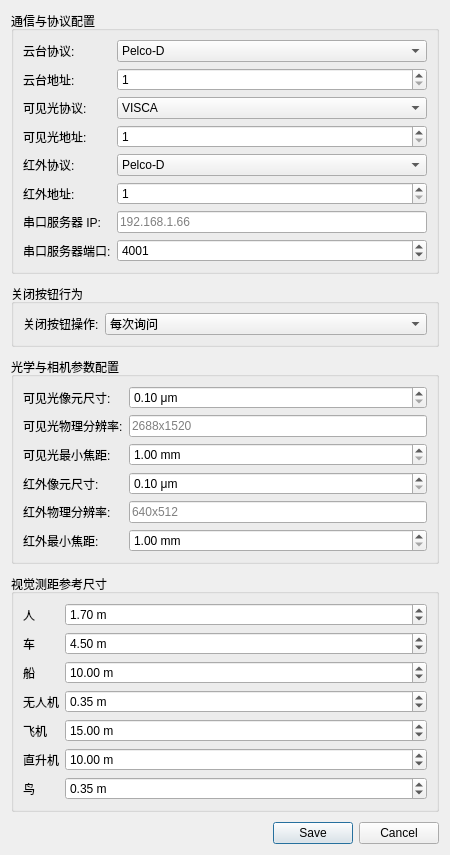
Above: ui/settingsdialog.ui from xiexianwang/T_JSON before the change. Below: the same form after it.
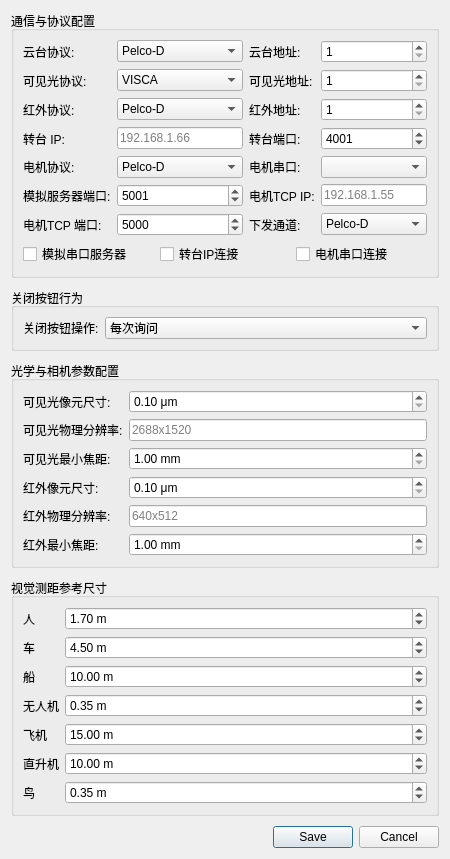
That is the form after the change.

Commit message: feat: consolidate updates for single-device, motor control and bug fixes

```diff
--- a/ui/settingsdialog.ui
+++ b/ui/settingsdialog.ui
@@ -7,7 +7,7 @@
     <x>0</x>
     <y>0</y>
     <width>450</width>
-    <height>600</height>
+    <height>791</height>
    </rect>
   </property>
   <property name="windowTitle">
@@ -22,7 +22,7 @@
      <property name="title">
       <string>通信与协议配置</string>
      </property>
-     <layout class="QFormLayout" name="formLayout_comm">
+     <layout class="QGridLayout" name="gridLayout_comm">
       <item row="0" column="0">
        <widget class="QLabel" name="label">
         <property name="text"><string>云台协议:</string></property>
@@ -35,90 +35,177 @@
         <item><property name="text"><string>N-MD</string></property></item>
        </widget>
       </item>
-      
-      <item row="1" column="0">
+      <item row="0" column="2">
        <widget class="QLabel" name="label_2">
         <property name="text"><string>云台地址:</string></property>
        </widget>
       </item>
-      <item row="1" column="1">
+      <item row="0" column="3">
        <widget class="QSpinBox" name="spinPtzAddress">
         <property name="minimum"><number>1</number></property>
         <property name="maximum"><number>255</number></property>
        </widget>
       </item>
-      
-      <item row="2" column="0">
+
+      <item row="1" column="0">
        <widget class="QLabel" name="label_3">
         <property name="text"><string>可见光协议:</string></property>
        </widget>
       </item>
-      <item row="2" column="1">
+      <item row="1" column="1">
        <widget class="QComboBox" name="comboVisProtocol">
         <item><property name="text"><string>VISCA</string></property></item>
        </widget>
       </item>
-      
-      <item row="3" column="0">
+      <item row="1" column="2">
        <widget class="QLabel" name="label_4">
         <property name="text"><string>可见光地址:</string></property>
        </widget>
       </item>
-      <item row="3" column="1">
+      <item row="1" column="3">
        <widget class="QSpinBox" name="spinVisAddress">
         <property name="minimum"><number>1</number></property>
         <property name="maximum"><number>255</number></property>
        </widget>
       </item>
-      
-      <item row="4" column="0">
+
+      <item row="2" column="0">
        <widget class="QLabel" name="label_5">
         <property name="text"><string>红外协议:</string></property>
        </widget>
       </item>
-      <item row="4" column="1">
+      <item row="2" column="1">
        <widget class="QComboBox" name="comboIrProtocol">
         <item><property name="text"><string>Pelco-D</string></property></item>
         <item><property name="text"><string>IRAY</string></property></item>
        </widget>
       </item>
-      
-      <item row="5" column="0">
+      <item row="2" column="2">
        <widget class="QLabel" name="label_6">
         <property name="text"><string>红外地址:</string></property>
        </widget>
       </item>
-      <item row="5" column="1">
+      <item row="2" column="3">
        <widget class="QSpinBox" name="spinIrAddress">
         <property name="minimum"><number>1</number></property>
         <property name="maximum"><number>255</number></property>
        </widget>
       </item>
-      
-      <item row="6" column="0">
+
+      <item row="3" column="0">
        <widget class="QLabel" name="label_7">
-        <property name="text"><string>串口服务器 IP:</string></property>
+        <property name="text">
+         <string>转台 IP:</string>
+        </property>
        </widget>
       </item>
-      <item row="6" column="1">
+      <item row="3" column="1">
        <widget class="QLineEdit" name="editSerialIp">
         <property name="placeholderText"><string>192.168.1.66</string></property>
        </widget>
       </item>
-      
-      <item row="7" column="0">
+      <item row="3" column="2">
        <widget class="QLabel" name="label_8">
-        <property name="text"><string>串口服务器端口:</string></property>
+        <property name="text">
+         <string>转台端口:</string>
+        </property>
        </widget>
       </item>
-       <item row="7" column="1">
+      <item row="3" column="3">
         <widget class="QSpinBox" name="spinSerialPort">
          <property name="minimum"><number>1</number></property>
          <property name="maximum"><number>65535</number></property>
          <property name="value"><number>4001</number></property>
         </widget>
        </item>
-      </layout>
+
+      <item row="4" column="0">
+       <widget class="QLabel" name="label_16">
+        <property name="text">
+         <string>电机协议:</string>
+        </property>
+       </widget>
+      </item>
+      <item row="4" column="1">
+       <widget class="QComboBox" name="comboMotorProtocol">
+        <item><property name="text"><string>Pelco-D</string></property></item>
+        <item><property name="text"><string>MODBUS-RTU</string></property></item>
+        <item><property name="text"><string>STM32-TCP-V4.0</string></property></item>
+       </widget>
+      </item>
+      <item row="4" column="2">
+       <widget class="QLabel" name="label_17">
+        <property name="text">
+         <string>电机串口:</string>
+        </property>
+       </widget>
+      </item>
+      <item row="4" column="3">
+       <widget class="QComboBox" name="comboMotorPort"/>
+      </item>
+
+      <item row="5" column="0">
+       <widget class="QLabel" name="label_18">
+        <property name="text">
+         <string>模拟服务器端口:</string>
+        </property>
+       </widget>
+      </item>
+      <item row="5" column="1">
+       <widget class="QSpinBox" name="spinMockServerPort">
+        <property name="minimum"><number>1</number></property>
+        <property name="maximum"><number>65535</number></property>
+        <property name="value"><number>5001</number></property>
+       </widget>
+      </item>
+      <item row="5" column="2">
+       <widget class="QLabel" name="label_22">
+        <property name="text">
+         <string>电机TCP IP:</string>
+        </property>
+       </widget>
+      </item>
+      <item row="5" column="3">
+       <widget class="QLineEdit" name="editMotorTcpIp">
+        <property name="placeholderText"><string>192.168.1.55</string></property>
+       </widget>
+      </item>
+
+      <item row="6" column="0">
+       <widget class="QLabel" name="label_23">
+        <property name="text">
+         <string>电机TCP 端口:</string>
+        </property>
+       </widget>
+      </item>
+      <item row="6" column="1">
+       <widget class="QSpinBox" name="spinMotorTcpPort">
+        <property name="minimum"><number>1</number></property>
+        <property name="maximum"><number>65535</number></property>
+        <property name="value"><number>5000</number></property>
+       </widget>
+      </item>
+      <item row="6" column="2">
+       <widget class="QLabel" name="label_motor_channel">
+        <property name="text">
+         <string>下发通道:</string>
+        </property>
+       </widget>
+      </item>
+      <item row="6" column="3">
+       <widget class="QComboBox" name="comboMotorCommandChannel">
+        <item><property name="text"><string>Pelco-D</string></property></item>
+        <item><property name="text"><string>串口</string></property></item>
+       </widget>
+      </item>
+      <item row="7" column="0" colspan="4">
+       <layout class="QHBoxLayout" name="horizontalLayout_enabled">
+        <item><widget class="QCheckBox" name="checkSerialServerEnabled"><property name="text"><string>模拟串口服务器</string></property></widget></item>
+        <item><widget class="QCheckBox" name="checkTurntableIpEnabled"><property name="text"><string>转台IP连接</string></property></widget></item>
+        <item><widget class="QCheckBox" name="checkMotorSerialEnabled"><property name="text"><string>电机串口连接</string></property></widget></item>
+       </layout>
+      </item>
+      </layout>
      </widget>
     </item>
     
@@ -135,9 +222,21 @@
       </item>
       <item row="0" column="1">
        <widget class="QComboBox" name="comboCloseAction">
-        <item><property name="text"><string>每次询问</string></property></item>
-        <item><property name="text"><string>退出程序</string></property></item>
-        <item><property name="text"><string>最小化到托盘</string></property></item>
+        <item>
+         <property name="text">
+          <string>每次询问</string>
+         </property>
+        </item>
+        <item>
+         <property name="text">
+          <string>退出程序</string>
+         </property>
+        </item>
+        <item>
+         <property name="text">
+          <string>最小化到托盘</string>
+         </property>
+        </item>
        </widget>
       </item>
      </layout>
@@ -157,10 +256,18 @@
       </item>
       <item row="0" column="1">
        <widget class="QDoubleSpinBox" name="spinVisPixelSize">
-        <property name="suffix"><string> μm</string></property>
-        <property name="decimals"><number>2</number></property>
-        <property name="minimum"><double>0.1</double></property>
-        <property name="maximum"><double>50.0</double></property>
+        <property name="suffix">
+         <string> μm</string>
+        </property>
+        <property name="decimals">
+         <number>2</number>
+        </property>
+        <property name="minimum">
+         <double>0.100000000000000</double>
+        </property>
+        <property name="maximum">
+         <double>50.000000000000000</double>
+        </property>
        </widget>
       </item>
       
@@ -182,9 +289,15 @@
       </item>
       <item row="2" column="1">
        <widget class="QDoubleSpinBox" name="spinVisMinFocal">
-        <property name="suffix"><string> mm</string></property>
-        <property name="minimum"><double>1.0</double></property>
-        <property name="maximum"><double>1000.0</double></property>
+        <property name="suffix">
+         <string> mm</string>
+        </property>
+        <property name="minimum">
+         <double>1.000000000000000</double>
+        </property>
+        <property name="maximum">
+         <double>1000.000000000000000</double>
+        </property>
        </widget>
       </item>
       
@@ -195,10 +308,18 @@
       </item>
       <item row="3" column="1">
        <widget class="QDoubleSpinBox" name="spinIrPixelSize">
-        <property name="suffix"><string> μm</string></property>
-        <property name="decimals"><number>2</number></property>
-        <property name="minimum"><double>0.1</double></property>
-        <property name="maximum"><double>50.0</double></property>
+        <property name="suffix">
+         <string> μm</string>
+        </property>
+        <property name="decimals">
+         <number>2</number>
+        </property>
+        <property name="minimum">
+         <double>0.100000000000000</double>
+        </property>
+        <property name="maximum">
+         <double>50.000000000000000</double>
+        </property>
        </widget>
       </item>
       
@@ -220,9 +341,15 @@
       </item>
       <item row="5" column="1">
        <widget class="QDoubleSpinBox" name="spinIrMinFocal">
-        <property name="suffix"><string> mm</string></property>
-        <property name="minimum"><double>1.0</double></property>
-        <property name="maximum"><double>1000.0</double></property>
+        <property name="suffix">
+         <string> mm</string>
+        </property>
+        <property name="minimum">
+         <double>1.000000000000000</double>
+        </property>
+        <property name="maximum">
+         <double>1000.000000000000000</double>
+        </property>
        </widget>
       </item>
      </layout>
@@ -242,12 +369,24 @@
        </item>
        <item row="0" column="1">
         <widget class="QDoubleSpinBox" name="spinRef_2_161">
-         <property name="decimals"><number>2</number></property>
-         <property name="minimum"><double>0.1</double></property>
-         <property name="maximum"><double>100.0</double></property>
-         <property name="singleStep"><double>0.05</double></property>
-         <property name="suffix"><string> m</string></property>
-         <property name="value"><double>1.70</double></property>
+        <property name="suffix">
+         <string> m</string>
+        </property>
+        <property name="decimals">
+         <number>2</number>
+        </property>
+        <property name="minimum">
+         <double>0.100000000000000</double>
+        </property>
+        <property name="maximum">
+         <double>100.000000000000000</double>
+        </property>
+        <property name="singleStep">
+         <double>0.050000000000000</double>
+        </property>
+        <property name="value">
+         <double>1.700000000000000</double>
+        </property>
         </widget>
        </item>
        <item row="1" column="0">
@@ -257,12 +396,24 @@
        </item>
        <item row="1" column="1">
         <widget class="QDoubleSpinBox" name="spinRef_2_162">
-         <property name="decimals"><number>2</number></property>
-         <property name="minimum"><double>0.1</double></property>
-         <property name="maximum"><double>100.0</double></property>
-         <property name="singleStep"><double>0.05</double></property>
-         <property name="suffix"><string> m</string></property>
-         <property name="value"><double>4.50</double></property>
+        <property name="suffix">
+         <string> m</string>
+        </property>
+        <property name="decimals">
+         <number>2</number>
+        </property>
+        <property name="minimum">
+         <double>0.100000000000000</double>
+        </property>
+        <property name="maximum">
+         <double>100.000000000000000</double>
+        </property>
+        <property name="singleStep">
+         <double>0.050000000000000</double>
+        </property>
+        <property name="value">
+         <double>4.500000000000000</double>
+        </property>
         </widget>
        </item>
        <item row="2" column="0">
@@ -272,12 +423,24 @@
        </item>
        <item row="2" column="1">
         <widget class="QDoubleSpinBox" name="spinRef_3_163">
-         <property name="decimals"><number>2</number></property>
-         <property name="minimum"><double>0.1</double></property>
-         <property name="maximum"><double>100.0</double></property>
-         <property name="singleStep"><double>0.05</double></property>
-         <property name="suffix"><string> m</string></property>
-         <property name="value"><double>10.00</double></property>
+        <property name="suffix">
+         <string> m</string>
+        </property>
+        <property name="decimals">
+         <number>2</number>
+        </property>
+        <property name="minimum">
+         <double>0.100000000000000</double>
+        </property>
+        <property name="maximum">
+         <double>100.000000000000000</double>
+        </property>
+        <property name="singleStep">
+         <double>0.050000000000000</double>
+        </property>
+        <property name="value">
+         <double>10.000000000000000</double>
+        </property>
         </widget>
        </item>
        <item row="3" column="0">
@@ -287,12 +450,24 @@
        </item>
        <item row="3" column="1">
         <widget class="QDoubleSpinBox" name="spinRef_4_164">
-         <property name="decimals"><number>2</number></property>
-         <property name="minimum"><double>0.1</double></property>
-         <property name="maximum"><double>100.0</double></property>
-         <property name="singleStep"><double>0.05</double></property>
-         <property name="suffix"><string> m</string></property>
-         <property name="value"><double>0.35</double></property>
+        <property name="suffix">
+         <string> m</string>
+        </property>
+        <property name="decimals">
+         <number>2</number>
+        </property>
+        <property name="minimum">
+         <double>0.100000000000000</double>
+        </property>
+        <property name="maximum">
+         <double>100.000000000000000</double>
+        </property>
+        <property name="singleStep">
+         <double>0.050000000000000</double>
+        </property>
+        <property name="value">
+         <double>0.350000000000000</double>
+        </property>
         </widget>
        </item>
        <item row="4" column="0">
@@ -302,12 +477,24 @@
        </item>
        <item row="4" column="1">
         <widget class="QDoubleSpinBox" name="spinRef_5_161">
-         <property name="decimals"><number>2</number></property>
-         <property name="minimum"><double>0.1</double></property>
-         <property name="maximum"><double>100.0</double></property>
-         <property name="singleStep"><double>0.05</double></property>
-         <property name="suffix"><string> m</string></property>
-         <property name="value"><double>15.00</double></property>
+        <property name="suffix">
+         <string> m</string>
+        </property>
+        <property name="decimals">
+         <number>2</number>
+        </property>
+        <property name="minimum">
+         <double>0.100000000000000</double>
+        </property>
+        <property name="maximum">
+         <double>100.000000000000000</double>
+        </property>
+        <property name="singleStep">
+         <double>0.050000000000000</double>
+        </property>
+        <property name="value">
+         <double>15.000000000000000</double>
+        </property>
         </widget>
        </item>
        <item row="5" column="0">
@@ -317,12 +504,24 @@
        </item>
        <item row="5" column="1">
         <widget class="QDoubleSpinBox" name="spinRef_5_162">
-         <property name="decimals"><number>2</number></property>
-         <property name="minimum"><double>0.1</double></property>
-         <property name="maximum"><double>100.0</double></property>
-         <property name="singleStep"><double>0.05</double></property>
-         <property name="suffix"><string> m</string></property>
-         <property name="value"><double>10.00</double></property>
+        <property name="suffix">
+         <string> m</string>
+        </property>
+        <property name="decimals">
+         <number>2</number>
+        </property>
+        <property name="minimum">
+         <double>0.100000000000000</double>
+        </property>
+        <property name="maximum">
+         <double>100.000000000000000</double>
+        </property>
+        <property name="singleStep">
+         <double>0.050000000000000</double>
+        </property>
+        <property name="value">
+         <double>10.000000000000000</double>
+        </property>
         </widget>
        </item>
        <item row="6" column="0">
@@ -332,12 +531,24 @@
        </item>
        <item row="6" column="1">
         <widget class="QDoubleSpinBox" name="spinRef_6_163">
-         <property name="decimals"><number>2</number></property>
-         <property name="minimum"><double>0.1</double></property>
-         <property name="maximum"><double>100.0</double></property>
-         <property name="singleStep"><double>0.05</double></property>
-         <property name="suffix"><string> m</string></property>
-         <property name="value"><double>0.35</double></property>
+        <property name="suffix">
+         <string> m</string>
+        </property>
+        <property name="decimals">
+         <number>2</number>
+        </property>
+        <property name="minimum">
+         <double>0.100000000000000</double>
+        </property>
+        <property name="maximum">
+         <double>100.000000000000000</double>
+        </property>
+        <property name="singleStep">
+         <double>0.050000000000000</double>
+        </property>
+        <property name="value">
+         <double>0.350000000000000</double>
+        </property>
         </widget>
        </item>
       </layout>
```
Left out of the diff: 101 changed lines with no effect on the pictures. Lines whose indentation alone changed are shown as unchanged. The commit also changes 20 other files.
